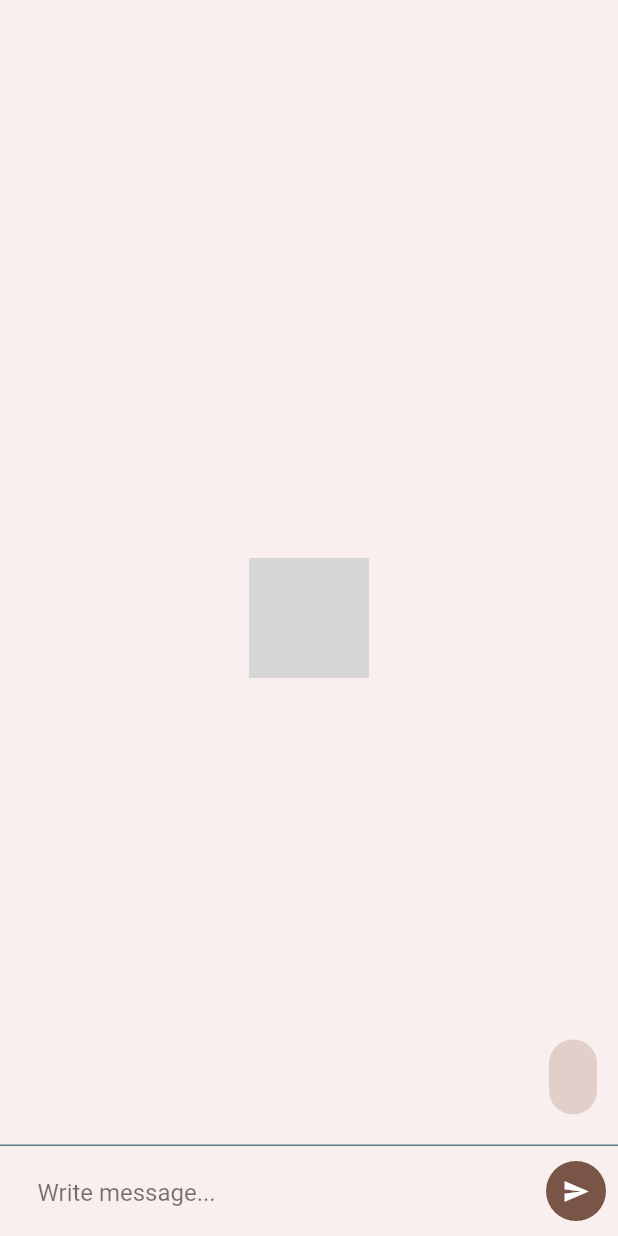
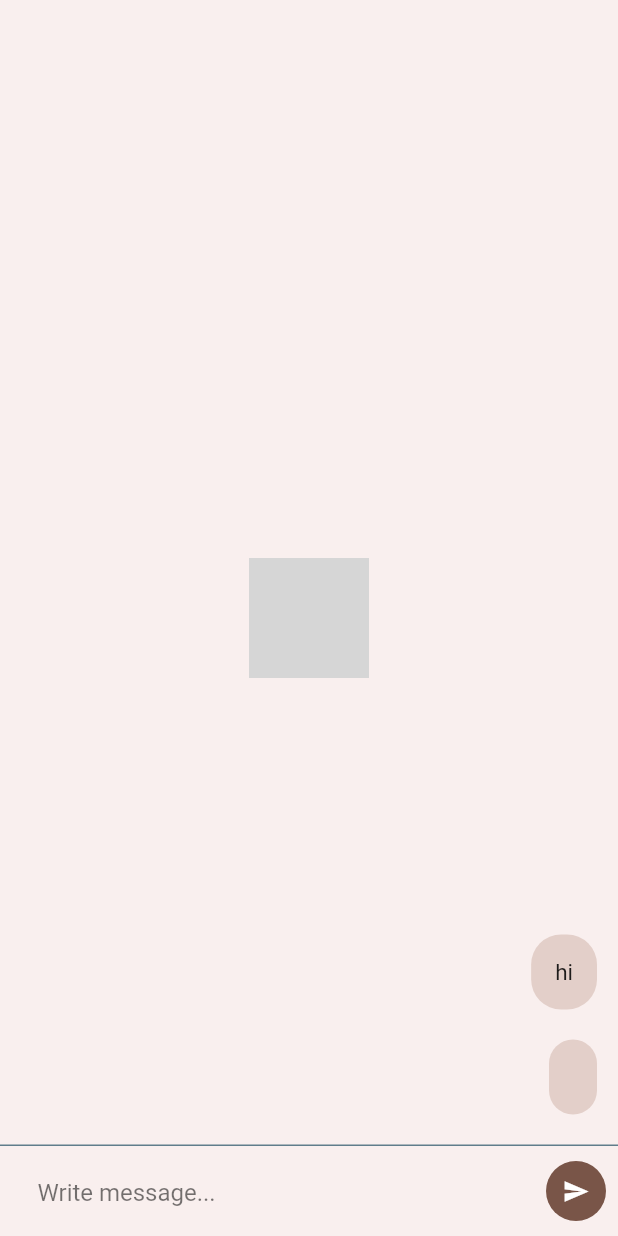
Before and after one commit to Krishn1412/Chatbot, a Flutter app: the screen it shows after launch, after a tap on the "send" icon, on a phone screen of 412 x 824 dp. Run offline on Flutter 3.47's test engine with Material 2 defaults, Android fonts, the phone set to English and light mode, and no system bars; missing offline and left inert: flutter_dialogflow; grey boxes are pictures that could not be loaded.

```diff
--- a/lib/main.dart
+++ b/lib/main.dart
@@ -1,22 +1,22 @@
+import 'dart:convert';
+
 import 'package:flutter/material.dart';
 import 'package:flutter_dialogflow/dialogflow_v2.dart';
 import 'model/chatModel.dart';
 
-
 void main() {
-  runApp(MyApp());
+  runApp(const MyApp());
 }
 
 class MyApp extends StatelessWidget {
+  const MyApp({Key? key}) : super(key: key);
+
   // This widget is the root of your application.
   @override
   Widget build(BuildContext context) {
-    return MaterialApp(
-      title: 'Flutter Demo',
-      theme: ThemeData(
-        primarySwatch: Colors.blue,
-      ),
-      home: const Chatbot(),
+    return const MaterialApp(
+      debugShowCheckedModeBanner: false,
+      home: Chatbot(),
     );
   }
 }
@@ -50,18 +50,17 @@ class _ChatbotState extends State<Chatbot> {
   Widget build(BuildContext context) {
     _scrollToBottom();
     return Scaffold(
-      backgroundColor: Color.fromRGBO(249, 239, 238, 10),
-
+      backgroundColor: const Color.fromRGBO(249, 239, 238, 10),
       body: Stack(
           children:[
-            Center(
+            const Center(
               child:CircleAvatar(
                 backgroundImage: AssetImage('assets/masti.png'),
                 backgroundColor: Colors.transparent,
                 radius:40.0,
               ),
             ),
-            SizedBox(height: 40.0),
+            const SizedBox(height: 40.0),
             Column(
           mainAxisAlignment: MainAxisAlignment.end,
           children: [
@@ -83,27 +82,27 @@ class _ChatbotState extends State<Chatbot> {
     return Flexible(
       child: SingleChildScrollView(
         controller: _scrollController,
-        physics: BouncingScrollPhysics(),
+        physics: const BouncingScrollPhysics(),
         child: Column(
           mainAxisAlignment: MainAxisAlignment.end,
           children: [
             ListView.builder(
               itemCount: messages.length,
               shrinkWrap:true,
-              padding: EdgeInsets.only(top: 10,bottom: 10),
-              physics: NeverScrollableScrollPhysics(),
+              padding: const EdgeInsets.only(top: 10,bottom: 10),
+              physics: const NeverScrollableScrollPhysics(),
               itemBuilder: (context, index){
                 return Container(
-                  padding: EdgeInsets.only(left: 14,right: 14,top: 10,bottom: 10),
+                  padding: const EdgeInsets.only(left: 14,right: 14,top: 10,bottom: 10),
                   child: Align(
                     alignment: (messages[index].messageType == "receiver"?Alignment.topLeft:Alignment.topRight),
                     child: Container(
                       decoration: BoxDecoration(
                         borderRadius: BorderRadius.circular(20),
-                        color: (messages[index].messageType  == "receiver"?Colors.grey.shade200:Color.fromRGBO(227, 207, 201, 30)),
+                        color: (messages[index].messageType  == "receiver"?Colors.grey.shade200:const Color.fromRGBO(227, 207, 201, 30)),
                       ),
-                      padding: EdgeInsets.all(16),
-                      child: Text(messages[index].messageContent, style: TextStyle(fontSize: 15),),
+                      padding: const EdgeInsets.all(16),
+                      child: Text(messages[index].messageContent, style: const TextStyle(fontSize: 15),),
                     ),
                   ),
                 );
@@ -115,14 +114,14 @@ class _ChatbotState extends State<Chatbot> {
     );
   }
 
-  Widget bottomChatView() {
+ Widget bottomChatView() {
     return Container(
-      padding: EdgeInsets.only(left: 10, bottom: 10, top: 10),
+      padding: const EdgeInsets.only(left: 10, bottom: 10, top: 10),
       height: 60,
       width: double.infinity,
       child: Row(
         children: <Widget>[
-          SizedBox(
+          const SizedBox(
             width: 15,
           ),
           Expanded(
@@ -131,31 +130,30 @@ class _ChatbotState extends State<Chatbot> {
               onSubmitted: (String str) {
                 fetchFromDialogFlow(str);
               },
-              decoration: InputDecoration(
+              decoration: const InputDecoration(
                   hintText: "Write message...",
                   hintStyle: TextStyle(color: Colors.black54),
                   border: InputBorder.none),
             ),
           ),
-          SizedBox(
+          const SizedBox(
             width: 15,
           ),
           FloatingActionButton(
             onPressed: () {
               fetchFromDialogFlow(_inputMessageController.text);
             },
-            child: Icon(
-              Icons.send,
-              color: Colors.white,
-              size: 18,
-            ),
             backgroundColor: Colors.brown,
             elevation: 0,
+            child: const Icon(Icons.send, color: Colors.white,size: 18,),
           ),
         ],
       ),
     );
   }
+
+
+  // functions
 
   _scrollToBottom() {
     WidgetsBinding.instance.addPostFrameCallback((_) {
@@ -169,6 +167,7 @@ class _ChatbotState extends State<Chatbot> {
     AuthGoogle authGoogle =
     await AuthGoogle(fileJson: 'assets/chatbotkey.json').build();
     dialogflow = Dialogflow(authGoogle: authGoogle, language: Language.english);
+    fetchFromDialogFlow("hi");
   }
 
   fetchFromDialogFlow(String input) async {
@@ -176,11 +175,12 @@ class _ChatbotState extends State<Chatbot> {
     setState(() {
       messages.add(ChatMessage(messageContent: input, messageType: "sender"));
     });
+    AIResponse response = await dialogflow.detectIntent(input);
+    // print(response.getListMessage()[0]);
+    Map data =(response.getListMessage()[0]);
+    print(data['payload']['reply']);
 
-    AIResponse response = await dialogflow.detectIntent(input);
-    print(response.getMessage());
-    messages.add(ChatMessage(
-        messageContent: response.getMessage(), messageType: "receiver"));
+    messages.add(ChatMessage(messageContent: data['payload']['reply'], messageType: "receiver"));
     setState(() {});
   }
 }
```
Also changed, not shown: pubspec.yaml (+3 -6 lines).
